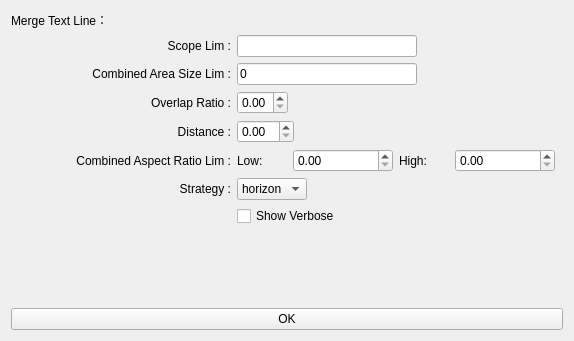
Before: the Qt Designer form gui/ui/merging_textline_control.ui in panderan/IdentityFinder, drawn with Qt 5.
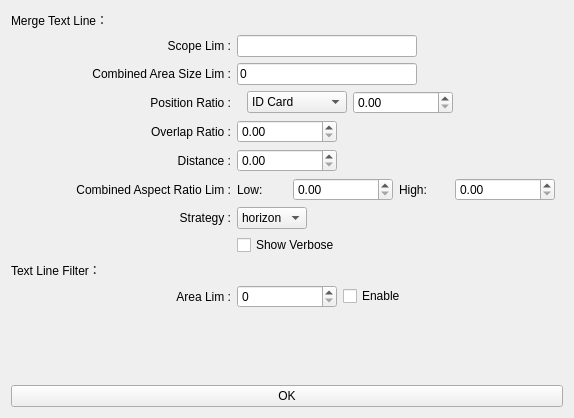
After: the same form once the commit is applied.

Commit message: bug fixed, for merging text line module.

Patch:
```diff
--- a/gui/ui/merging_textline_control.ui
+++ b/gui/ui/merging_textline_control.ui
@@ -10,7 +10,7 @@
     <x>0</x>
     <y>0</y>
     <width>574</width>
-    <height>341</height>
+    <height>418</height>
    </rect>
   </property>
   <property name="windowTitle">
@@ -103,6 +103,76 @@
       </widget>
      </item>
      <item row="3" column="0">
+      <widget class="QLabel" name="label_position_ratio">
+       <property name="minimumSize">
+        <size>
+         <width>220</width>
+         <height>0</height>
+        </size>
+       </property>
+       <property name="text">
+        <string>Position Ratio :</string>
+       </property>
+       <property name="alignment">
+        <set>Qt::AlignRight|Qt::AlignTrailing|Qt::AlignVCenter</set>
+       </property>
+      </widget>
+     </item>
+     <item row="3" column="1">
+      <layout class="QHBoxLayout" name="horizontalLayout">
+       <property name="leftMargin">
+        <number>10</number>
+       </property>
+       <item>
+        <widget class="QComboBox" name="combobox_position_ratio">
+         <property name="minimumSize">
+          <size>
+           <width>100</width>
+           <height>0</height>
+          </size>
+         </property>
+         <property name="maximumSize">
+          <size>
+           <width>100</width>
+           <height>16777215</height>
+          </size>
+         </property>
+         <item>
+          <property name="text">
+           <string>ID Card</string>
+          </property>
+         </item>
+         <item>
+          <property name="text">
+           <string>Car Plate</string>
+          </property>
+         </item>
+         <item>
+          <property name="text">
+           <string>Constant</string>
+          </property>
+         </item>
+        </widget>
+       </item>
+       <item>
+        <widget class="QDoubleSpinBox" name="dspinbox_position_ratio">
+         <property name="minimumSize">
+          <size>
+           <width>100</width>
+           <height>0</height>
+          </size>
+         </property>
+         <property name="maximumSize">
+          <size>
+           <width>100</width>
+           <height>16777215</height>
+          </size>
+         </property>
+        </widget>
+       </item>
+      </layout>
+     </item>
+     <item row="4" column="0">
       <widget class="QLabel" name="label_overlap_ratio">
        <property name="minimumSize">
         <size>
@@ -118,8 +188,14 @@
        </property>
       </widget>
      </item>
-     <item row="3" column="1">
+     <item row="4" column="1">
       <widget class="QDoubleSpinBox" name="dspinbox_overlap_ratio">
+       <property name="minimumSize">
+        <size>
+         <width>100</width>
+         <height>0</height>
+        </size>
+       </property>
        <property name="maximum">
         <double>1.000000000000000</double>
        </property>
@@ -131,7 +207,7 @@
        </property>
       </widget>
      </item>
-     <item row="4" column="0">
+     <item row="5" column="0">
       <widget class="QLabel" name="label_distance">
        <property name="minimumSize">
         <size>
@@ -147,14 +223,20 @@
        </property>
       </widget>
      </item>
-     <item row="4" column="1">
+     <item row="5" column="1">
       <widget class="QDoubleSpinBox" name="dspinbox_distance">
+       <property name="minimumSize">
+        <size>
+         <width>100</width>
+         <height>0</height>
+        </size>
+       </property>
        <property name="value">
         <double>0.000000000000000</double>
        </property>
       </widget>
      </item>
-     <item row="5" column="0">
+     <item row="6" column="0">
       <widget class="QLabel" name="label_combined_aspect_ratio_lim">
        <property name="minimumSize">
         <size>
@@ -170,7 +252,7 @@
        </property>
       </widget>
      </item>
-     <item row="5" column="1">
+     <item row="6" column="1">
       <layout class="QHBoxLayout" name="horizontalLayout_copy">
        <property name="sizeConstraint">
         <enum>QLayout::SetMaximumSize</enum>
@@ -277,7 +359,7 @@
        </item>
       </layout>
      </item>
-     <item row="6" column="0">
+     <item row="7" column="0">
       <widget class="QLabel" name="label_strategy">
        <property name="minimumSize">
         <size>
@@ -293,7 +375,7 @@
        </property>
       </widget>
      </item>
-     <item row="6" column="1">
+     <item row="7" column="1">
       <widget class="QComboBox" name="combobox_strategy">
        <item>
         <property name="text">
@@ -312,13 +394,60 @@
        </item>
       </widget>
      </item>
-     <item row="7" column="1">
+     <item row="8" column="1">
       <widget class="QCheckBox" name="checkbox_show_verbsoe">
        <property name="text">
         <string>Show Verbose</string>
        </property>
       </widget>
      </item>
+     <item row="9" column="0">
+      <widget class="QLabel" name="label_text_line_filter">
+       <property name="text">
+        <string>Text Line Filter：</string>
+       </property>
+      </widget>
+     </item>
+     <item row="10" column="0">
+      <widget class="QLabel" name="label_tlfilter_area_lim">
+       <property name="minimumSize">
+        <size>
+         <width>220</width>
+         <height>0</height>
+        </size>
+       </property>
+       <property name="text">
+        <string>Area Lim :</string>
+       </property>
+       <property name="alignment">
+        <set>Qt::AlignRight|Qt::AlignTrailing|Qt::AlignVCenter</set>
+       </property>
+      </widget>
+     </item>
+     <item row="10" column="1">
+      <layout class="QHBoxLayout" name="horizontalLayout_2">
+       <property name="leftMargin">
+        <number>0</number>
+       </property>
+       <item>
+        <widget class="QSpinBox" name="spinbox_tl_area_lim">
+         <property name="minimumSize">
+          <size>
+           <width>100</width>
+           <height>0</height>
+          </size>
+         </property>
+        </widget>
+       </item>
+       <item>
+        <widget class="QCheckBox" name="checkbox_tl_area_lim_enable">
+         <property name="text">
+          <string>Enable</string>
+         </property>
+        </widget>
+       </item>
+      </layout>
+     </item>
     </layout>
    </item>
    <item>
```
The commit also changes 17 other files.
